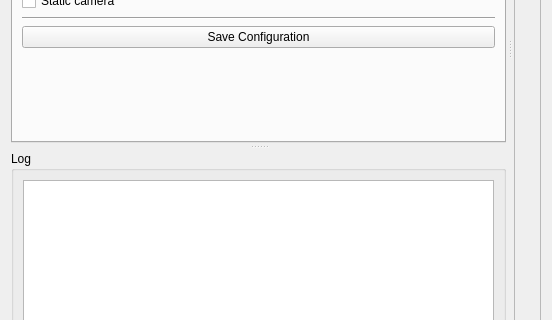
ros-industrial/industrial_calibration, file gui/src/extrinsic_hand_eye_calibration_widget.ui: the form before one commit; both pictures show x 0 to 552 and y 323 to 643 of the 552 by 741 pixel window.
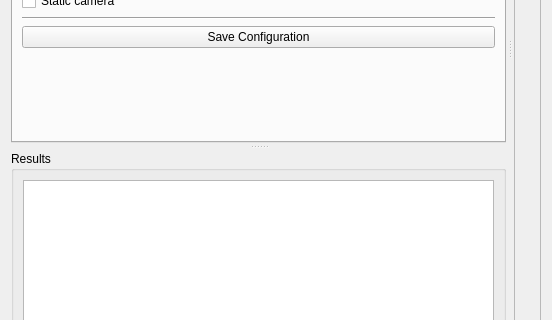
The form after the commit. Custom widgets are drawn as their Qt base class.

Commit message: Renamed log to results

Diff of the .ui file:
```diff
--- a/gui/src/extrinsic_hand_eye_calibration_widget.ui
+++ b/gui/src/extrinsic_hand_eye_calibration_widget.ui
@@ -320,7 +320,7 @@
       </widget>
       <widget class="QGroupBox" name="groupBox">
        <property name="title">
-        <string>Log</string>
+        <string>Results</string>
        </property>
        <layout class="QVBoxLayout" name="verticalLayout_2">
         <item>
```
Left out of the diff: 2 changed lines with no effect on the pictures. The commit also changes 1 other file.
